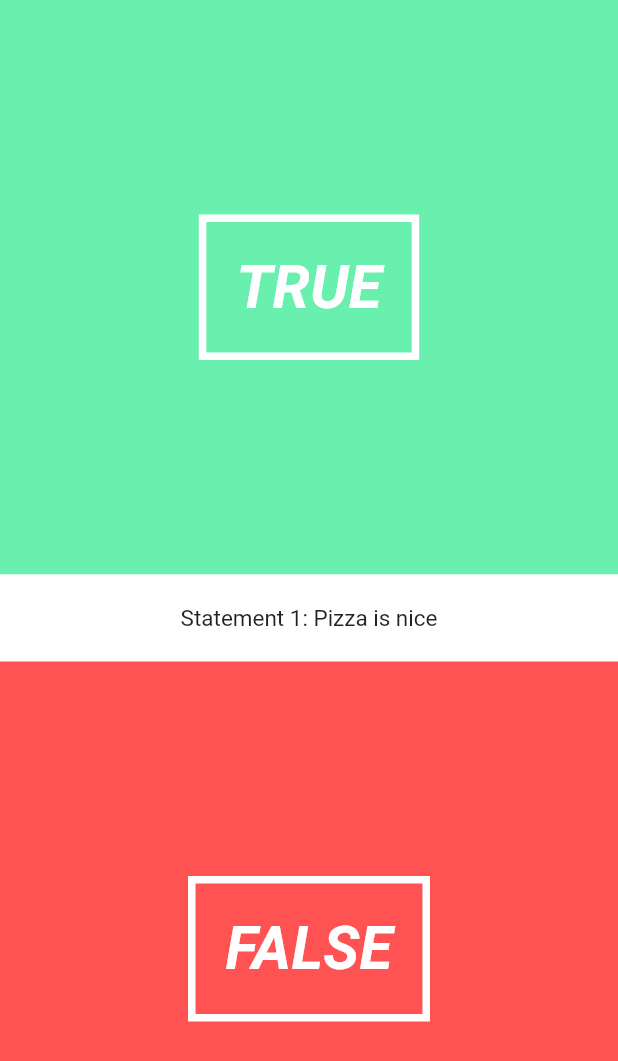
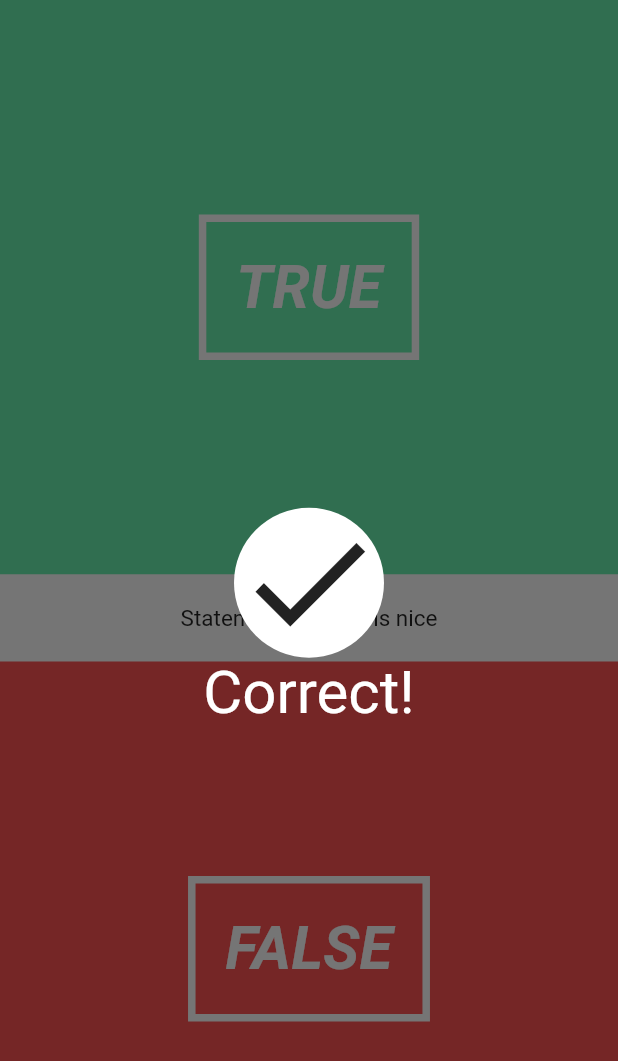
Before and after one commit to DuoduoApp/quizzz, a Flutter app: the screen it shows after launch, on a phone screen of 412 x 824 dp. Shown: the top 1061 px of the screen. Run offline on Flutter 3.47's test engine with Material 2 defaults, Android fonts, the phone set to English and light mode, and no system bars.

Commit message:
criado Overlay de resposta correta

```diff
--- /dev/null
+++ b/lib/UI/correct_wrong_overlay.dart
@@ -0,0 +1,35 @@
+import "package:flutter/material.dart";
+
+class CorrectWrongOverlay extends StatefulWidget {
+  @override
+  State createState() => new CorrectWrongOverlayState();
+}
+
+class CorrectWrongOverlayState extends State<CorrectWrongOverlay> {
+  @override
+  Widget build(BuildContext context) {
+    return new Material(
+      color: Colors.black54,
+      child: new InkWell(
+        onTap: () => print("Tap Overlay!"),
+        child: new Column(
+          mainAxisAlignment: MainAxisAlignment.center,
+          children: <Widget>[
+            new Container(
+              decoration: new BoxDecoration(
+                  color: Colors.white, shape: BoxShape.circle),
+              child: new Icon(
+                Icons.done,
+                size: 100.0,
+              ),
+            ),
+            new Text(
+              "Correct!",
+              style: new TextStyle(color: Colors.white, fontSize: 40.0),
+            )
+          ],
+        ),
+      ),
+    );
+  }
+}
--- a/lib/pages/quiz_page.dart
+++ b/lib/pages/quiz_page.dart
@@ -4,6 +4,7 @@ import "../utils/questions.dart";
 import "../utils/quiz.dart";
 import "../UI/answer_button.dart";
 import "../UI/question_text.dart";
+import "../UI/correct_wrong_overlay.dart";
 
 class QuizPage extends StatefulWidget {
   @override
@@ -14,6 +15,7 @@ class QuizPageState extends State<QuizPage> {
   @override
   Widget build(BuildContext context) {
     return new Stack(
+      fit: StackFit.expand,
       children: <Widget>[
         new Column(
           // main page
@@ -22,7 +24,8 @@ class QuizPageState extends State<QuizPage> {
             new QuestionText("Pizza is nice", 1),
             new AnswerButton(false, () => print("false")),
           ],
-        )
+        ),
+        new CorrectWrongOverlay()
       ],
     );
   }
```
